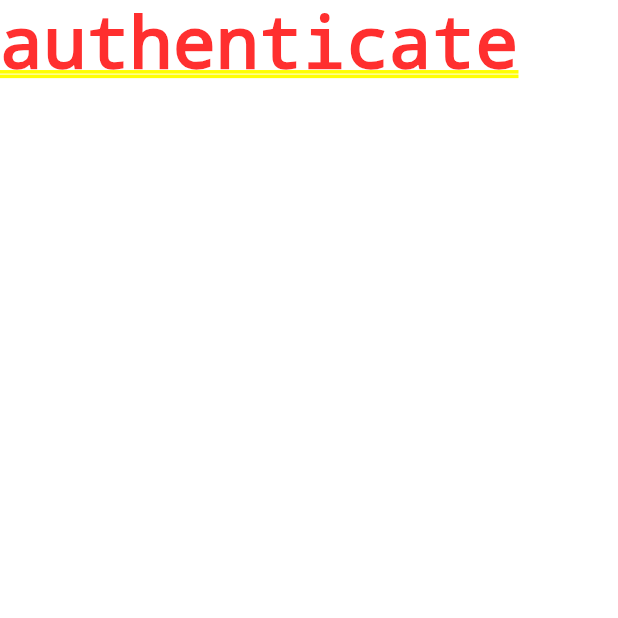
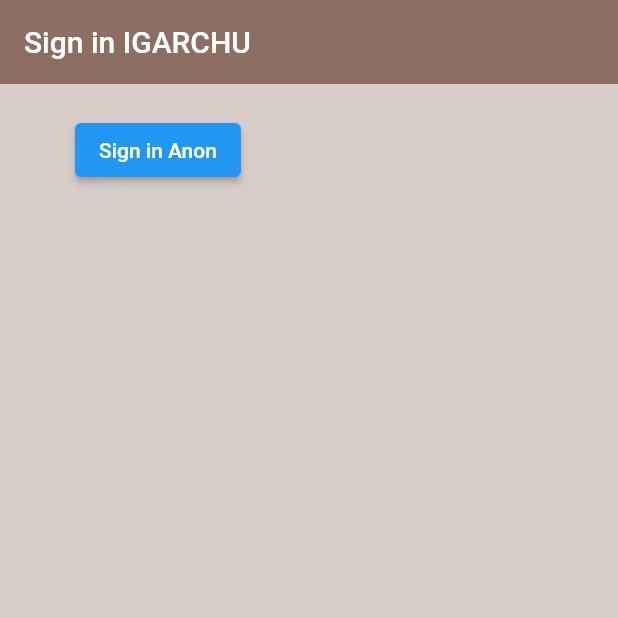
Before and after one commit to mutyaruby08/capstone_igarchuver2, a Flutter app: the screen it shows after launch, on a phone screen of 412 x 824 dp, the top half of it. Run offline on Flutter 3.47's test engine with Material 2 defaults, Android fonts, the phone set to English and light mode, and no system bars; our stand-ins replace firebase_auth, firebase_core; accounts and stored records are empty.

Commit message:
Added firebase configuration

```diff
--- a/igarchu/lib/main.dart
+++ b/igarchu/lib/main.dart
@@ -1,7 +1,30 @@
+import 'package:flutter/foundation.dart'
+    show defaultTargetPlatform, TargetPlatform;
 import 'package:flutter/material.dart';
 import 'package:igarchu/screens/wrapper.dart';
+import 'package:firebase_core/firebase_core.dart';
 
-void main() {
+Future<void> main() async {
+  WidgetsFlutterBinding.ensureInitialized();
+
+  // if (defaultTargetPlatform == TargetPlatform.iOS) {
+  //   await Firebase.initializeApp(
+  //     options: DefaultFirebaseOptions.currentPlatform,
+  //   );
+  // } else {
+  //   await Firebase.initializeApp();
+  // }
+  await Firebase.initializeApp(
+    options: const FirebaseOptions(
+      apiKey: 'AIzaSyC3btgCXS4Jq9P0LS9uwGyPq6mKJrYFrSE',
+      appId: "1:330930111207:android:62896c58ceb89282889842",
+      messagingSenderId: "330930111207",
+      projectId: "igarchu-ver2",
+      authDomain: "igarchu-ver2.firebaseapp.com",
+      storageBucket: "igarchu-ver2.appspot.com",
+    ),
+  );
+
   runApp(const MyApp());
 }
 
@@ -14,6 +37,6 @@ class MyApp extends StatelessWidget {
     return MaterialApp(
       home: Wrapper(),
       debugShowCheckedModeBanner: false,
-      );
+    );
   }
 }
--- a/igarchu/lib/screens/authenticate/authenticate.dart
+++ b/igarchu/lib/screens/authenticate/authenticate.dart
@@ -1,4 +1,5 @@
 import 'package:flutter/material.dart';
+import 'package:igarchu/screens/authenticate/login.dart';
 
 class Authenticate extends StatefulWidget {
   const Authenticate({Key? key}) : super(key: key);
@@ -10,8 +11,8 @@ class Authenticate extends StatefulWidget {
 class _AuthenticateState extends State<Authenticate> {
   @override
   Widget build(BuildContext context) {
-    return Container(
-      child: const Text('authenticate'),
+    return Scaffold(
+      body: LoginPage(),
     );
   }
 }
--- /dev/null
+++ b/igarchu/lib/screens/authenticate/login.dart
@@ -0,0 +1,40 @@
+import 'package:flutter/material.dart';
+import 'package:igarchu/services/auth.dart';
+
+class LoginPage extends StatefulWidget {
+  const LoginPage({Key? key}) : super(key: key);
+
+  @override
+  State<LoginPage> createState() => _LoginPageState();
+}
+
+class _LoginPageState extends State<LoginPage> {
+  final AuthService _auth = AuthService();
+
+  @override
+  Widget build(BuildContext context) {
+    return Scaffold(
+      backgroundColor: Colors.brown[100],
+      appBar: AppBar(
+        backgroundColor: Colors.brown[400],
+        elevation: 0.0,
+        title: Text('Sign in IGARCHU'),
+      ),
+      body: Container(
+        padding: EdgeInsets.symmetric(vertical: 20.0, horizontal: 50.0),
+        child: ElevatedButton(
+          child: Text('Sign in Anon'),
+          onPressed: () async {
+            dynamic result = await _auth.signInAnon();
+            if (result == null) {
+              print('error signing in');
+            } else {
+              print('signed in');
+              print(result);
+            }
+          },
+        ),
+      ),
+    );
+  }
+}
--- a/igarchu/pubspec.yaml
+++ b/igarchu/pubspec.yaml
@@ -34,6 +34,9 @@ dependencies:
   # The following adds the Cupertino Icons font to your application.
   # Use with the CupertinoIcons class for iOS style icons.
   cupertino_icons: ^1.0.2
+  firebase_auth: ^4.0.2
+  cloud_firestore: ^4.0.2
+  firebase_core: ^2.1.0
 
 
 dev_dependencies:
@@ -46,8 +49,7 @@ dev_dependencies:
   # package. See that file for information about deactivating specific lint
   # rules and activating additional ones.
   flutter_lints: ^2.0.0
-  firebase_auth: ^4.0.2
-  cloud_firestore: ^4.0.2
+
 
 # For information on the generic Dart part of this file, see the
 # following page: https://dart.dev/tools/pub/pubspec
```
Also changed, not shown: igarchu/pubspec.lock, 1 other file.
